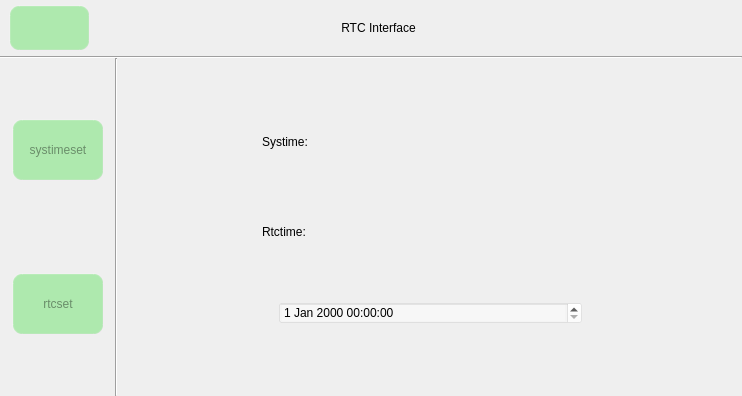
This is timeset.ui in jizizihe/baijie_demo as Qt 5 draws it before an edit. The edited form follows.
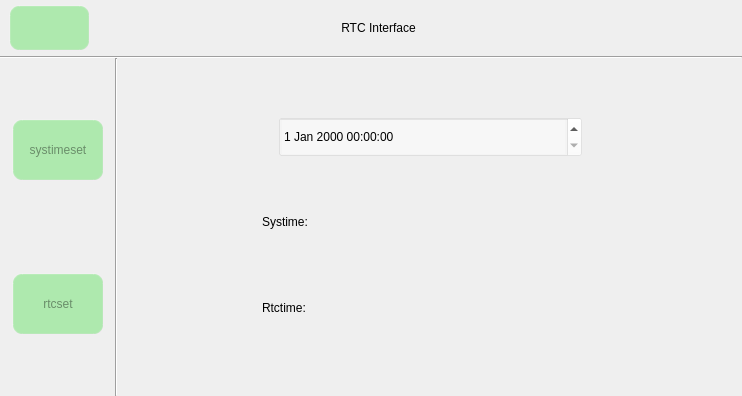
This is the edited form. Icons and pictures are not drawn.

```diff
--- a/timeset.ui
+++ b/timeset.ui
@@ -395,7 +395,7 @@
         <property name="styleSheet">
          <string notr="true"/>
         </property>
-        <layout class="QVBoxLayout" name="verticalLayout" stretch="3,2,2,2,2,0,3">
+        <layout class="QVBoxLayout" name="verticalLayout" stretch="3,2,2,2,2,2,3">
          <property name="topMargin">
           <number>0</number>
          </property>
@@ -412,6 +412,77 @@
            </property>
           </spacer>
          </item>
+         <item>
+          <layout class="QHBoxLayout" name="horizontalLayout_5" stretch="1,2,1">
+           <property name="spacing">
+            <number>0</number>
+           </property>
+           <item>
+            <spacer name="horizontalSpacer_6">
+             <property name="orientation">
+              <enum>Qt::Horizontal</enum>
+             </property>
+             <property name="sizeHint" stdset="0">
+              <size>
+               <width>40</width>
+               <height>20</height>
+              </size>
+             </property>
+            </spacer>
+           </item>
+           <item>
+            <widget class="QDateTimeEdit" name="datetime">
+             <property name="sizePolicy">
+              <sizepolicy hsizetype="Minimum" vsizetype="Minimum">
+               <horstretch>0</horstretch>
+               <verstretch>0</verstretch>
+              </sizepolicy>
+             </property>
+             <property name="minimumSize">
+              <size>
+               <width>0</width>
+               <height>0</height>
+              </size>
+             </property>
+             <property name="maximumSize">
+              <size>
+               <width>16777215</width>
+               <height>16777215</height>
+              </size>
+             </property>
+             <property name="styleSheet">
+              <string notr="true">  background-color:rgba(255, 255, 255, 80);</string>
+             </property>
+            </widget>
+           </item>
+           <item>
+            <spacer name="horizontalSpacer_7">
+             <property name="orientation">
+              <enum>Qt::Horizontal</enum>
+             </property>
+             <property name="sizeHint" stdset="0">
+              <size>
+               <width>40</width>
+               <height>20</height>
+              </size>
+             </property>
+            </spacer>
+           </item>
+          </layout>
+         </item>
+         <item>
+          <spacer name="verticalSpacer_3">
+           <property name="orientation">
+            <enum>Qt::Vertical</enum>
+           </property>
+           <property name="sizeHint" stdset="0">
+            <size>
+             <width>20</width>
+             <height>21</height>
+            </size>
+           </property>
+          </spacer>
+         </item>
          <item>
           <layout class="QHBoxLayout" name="horizontalLayout" stretch="2,2,3,2">
            <property name="spacing">
@@ -609,77 +680,6 @@
            </item>
           </layout>
          </item>
-         <item>
-          <spacer name="verticalSpacer_3">
-           <property name="orientation">
-            <enum>Qt::Vertical</enum>
-           </property>
-           <property name="sizeHint" stdset="0">
-            <size>
-             <width>20</width>
-             <height>21</height>
-            </size>
-           </property>
-          </spacer>
-         </item>
-         <item>
-          <layout class="QHBoxLayout" name="horizontalLayout_5" stretch="1,2,1">
-           <property name="spacing">
-            <number>0</number>
-           </property>
-           <item>
-            <spacer name="horizontalSpacer_6">
-             <property name="orientation">
-              <enum>Qt::Horizontal</enum>
-             </property>
-             <property name="sizeHint" stdset="0">
-              <size>
-               <width>40</width>
-               <height>20</height>
-              </size>
-             </property>
-            </spacer>
-           </item>
-           <item>
-            <widget class="QDateTimeEdit" name="datetime">
-             <property name="sizePolicy">
-              <sizepolicy hsizetype="Minimum" vsizetype="Minimum">
-               <horstretch>0</horstretch>
-               <verstretch>0</verstretch>
-              </sizepolicy>
-             </property>
-             <property name="minimumSize">
-              <size>
-               <width>0</width>
-               <height>0</height>
-              </size>
-             </property>
-             <property name="maximumSize">
-              <size>
-               <width>16777215</width>
-               <height>16777215</height>
-              </size>
-             </property>
-             <property name="styleSheet">
-              <string notr="true">  background-color:rgba(255, 255, 255, 80);</string>
-             </property>
-            </widget>
-           </item>
-           <item>
-            <spacer name="horizontalSpacer_7">
-             <property name="orientation">
-              <enum>Qt::Horizontal</enum>
-             </property>
-             <property name="sizeHint" stdset="0">
-              <size>
-               <width>40</width>
-               <height>20</height>
-              </size>
-             </property>
-            </spacer>
-           </item>
-          </layout>
-         </item>
          <item>
           <spacer name="verticalSpacer_4">
            <property name="orientation">
```
